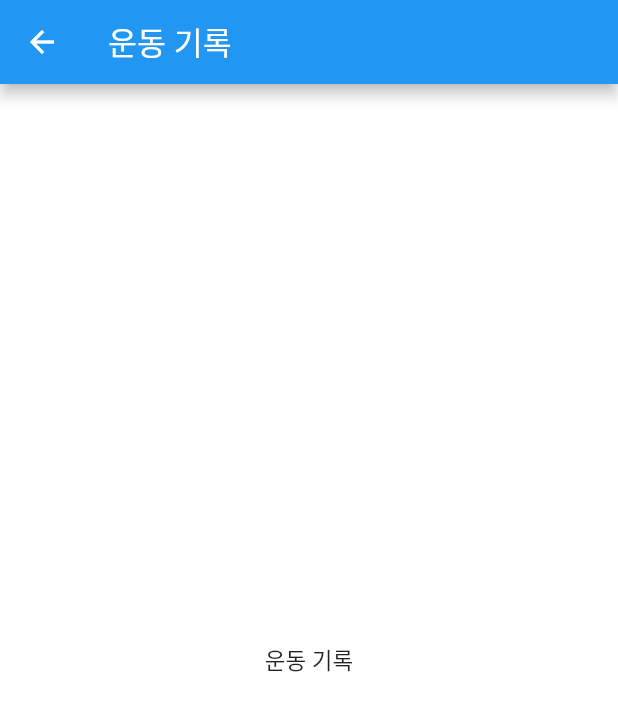
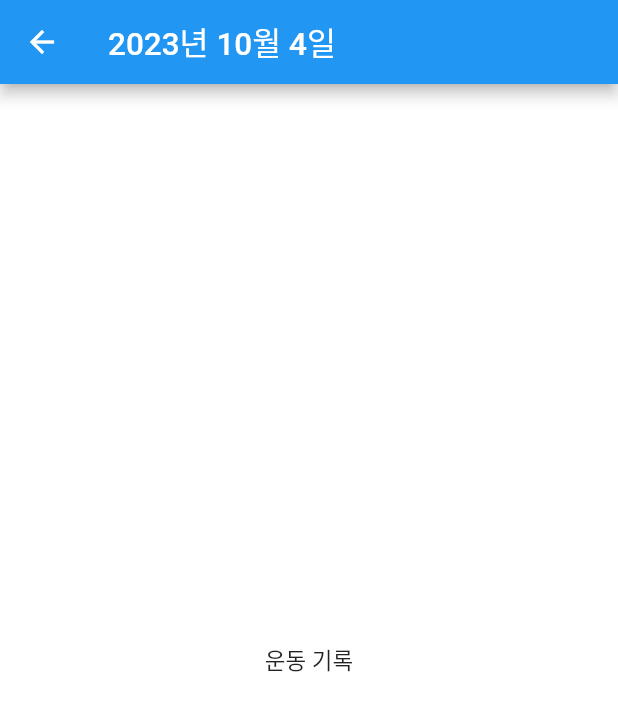
Before and after one commit to krapli441/anabolic, a Flutter app: the Diary screen opened directly, after a tap on "시작하기", on a phone screen of 412 x 824 dp. Shown: the top 711 px of the screen. Run offline on Flutter 3.47's test engine with Material 2 defaults, Android fonts, the phone set to English and light mode, and no system bars; our stand-ins replace google_fonts, table_calendar.

Commit message:
달력에서 선택한 날짜를 appbar에 나타내도록 함.

```diff
--- a/anabolic/lib/exercise.dart
+++ b/anabolic/lib/exercise.dart
@@ -1,7 +1,9 @@
 import 'package:flutter/material.dart';
 
 class ExerciseList extends StatefulWidget {
-  const ExerciseList({Key? key}) : super(key: key);
+  final DateTime selectedDate;
+  const ExerciseList({Key? key, required this.selectedDate})
+      : super(key: key); // constructor에서 selectedDate를 받는다.
 
   @override
   _ExerciseState createState() => _ExerciseState();
@@ -12,7 +14,8 @@ class _ExerciseState extends State<ExerciseList> {
   Widget build(BuildContext context) {
     return Scaffold(
       appBar: AppBar(
-        title: const Text('운동 기록'),
+        title: Text(
+            '${widget.selectedDate.year}년 ${widget.selectedDate.month}월 ${widget.selectedDate.day}일'),
       ),
       body: const Center(
         child: Text('운동 기록'),
--- a/anabolic/lib/exercise_day_select.dart
+++ b/anabolic/lib/exercise_day_select.dart
@@ -130,7 +130,7 @@ class _DiaryState extends State<Diary> {
                     fontWeight: FontWeight.w400),
               ),
               const SizedBox(height: 30),
-              const ExerciseStartButton()
+              ExerciseStartButton(selectedDate: _selectedDate)
             ],
           ),
         ));
@@ -138,14 +138,21 @@ class _DiaryState extends State<Diary> {
 }
 
 class ExerciseStartButton extends StatelessWidget {
-  const ExerciseStartButton({Key? key}) : super(key: key);
+  final DateTime selectedDate; // 여기에 selectedDate 변수 추가
+
+  const ExerciseStartButton({Key? key, required this.selectedDate})
+      : super(key: key); // constructor에서 selectedDate를 받는다.
 
   @override
   Widget build(BuildContext context) {
     return ElevatedButton(
         onPressed: () {
-          Navigator.push(context,
-              MaterialPageRoute(builder: (context) => const ExerciseList()));
+          Navigator.push(
+              context,
+              MaterialPageRoute(
+                  builder: (context) => ExerciseList(
+                        selectedDate: selectedDate,
+                      )));
         },
         style: ButtonStyle(
           minimumSize: MaterialStateProperty.all(const Size(200, 50)),
```
